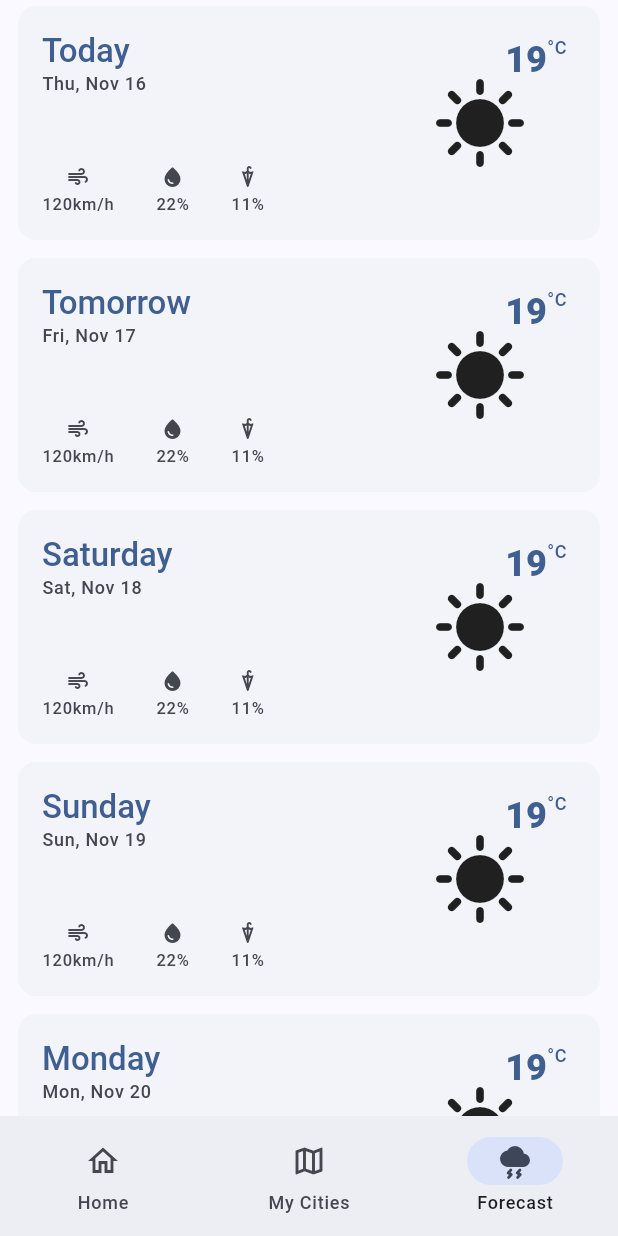
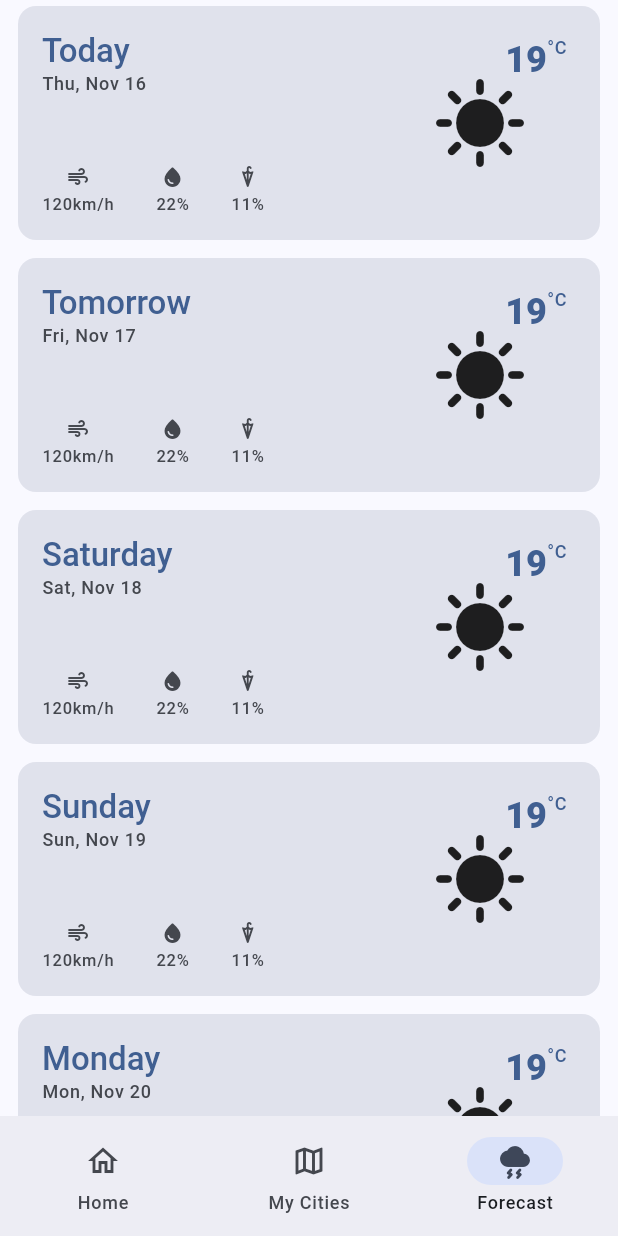
Before and after one commit to Mozilla-Club-IIT/flutter_bootcamp_2023, a Flutter app: the screen it shows after launch, item 3 of the bottom bar chosen, on a phone screen of 412 x 824 dp. Run offline on Flutter 3.47's test engine with Material 2 defaults, Android fonts, the phone set to English and light mode, and no system bars.

Commit message:
feat: tweak card design and remove context padding

```diff
--- a/lib/components/weather_card.dart
+++ b/lib/components/weather_card.dart
@@ -24,8 +24,13 @@ class WeatherCard extends StatelessWidget {
 
   @override
   Widget build(BuildContext context) {
+    var theme = Theme.of(context);
+    final colors = theme.colorScheme;
+
     return Card(
+      elevation: 0,
       shadowColor: Colors.transparent,
+      color: colors.surfaceVariant,
       child: Container(
         height: 156,
         padding: const EdgeInsets.symmetric(vertical: 16, horizontal: 16),
--- a/lib/routes/forecast.dart
+++ b/lib/routes/forecast.dart
@@ -13,12 +13,15 @@ class _ForecastState extends State<Forecast> {
   @override
   Widget build(BuildContext context) {
     final padding = MediaQuery.paddingOf(context);
-
     final now = DateTime.now();
 
-    return ListView.separated(
+    return MediaQuery.removePadding(
+      context: context,
+      removeTop: true,
+      removeBottom: true,
+      child: ListView.separated(
         itemCount: 5,
-      padding: EdgeInsets.only(left: 8, right: 8, top: padding.top, bottom: padding.bottom),
+        padding: EdgeInsets.only(left: 8, right: 8, top: padding.top, bottom: padding.bottom + 8),
         separatorBuilder: (context, index) => const SizedBox(height: 4),
         itemBuilder: (context, i) {
           return WeatherCard(
@@ -30,6 +33,7 @@ class _ForecastState extends State<Forecast> {
             chanceOfRain: "11%",
           );
         },
+      ),
     );
   }
 }
```
Lines whose indentation alone changed are shown as unchanged.
